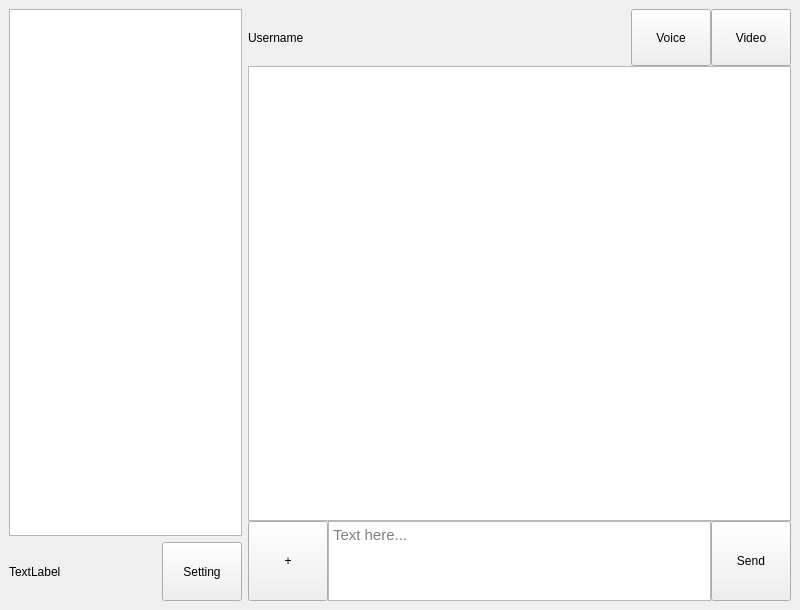
The window that UI/home.ui (jack41402/Networking-Final) describes before a commit, drawn with Qt 5.
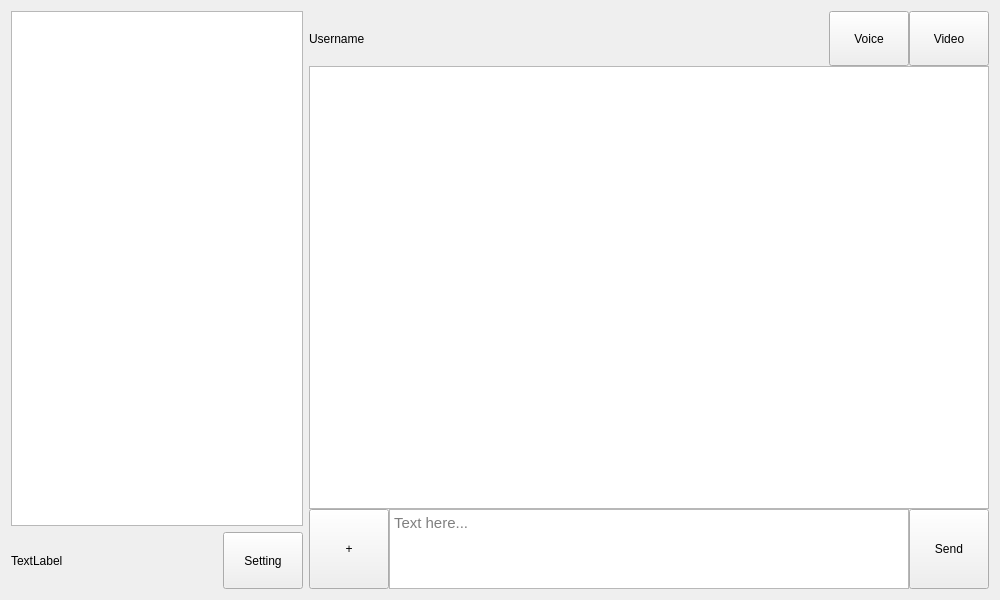
The same window after the commit.

```diff
--- a/UI/home.ui
+++ b/UI/home.ui
@@ -1,20 +1,19 @@
 <?xml version="1.0" encoding="UTF-8"?>
 <ui version="4.0">
- <class>MainWindow</class>
- <widget class="QMainWindow" name="MainWindow">
+ <class>Chat</class>
+ <widget class="QWidget" name="Chat">
   <property name="geometry">
    <rect>
     <x>0</x>
     <y>0</y>
-    <width>800</width>
-    <height>610</height>
+    <width>1000</width>
+    <height>600</height>
    </rect>
   </property>
   <property name="windowTitle">
    <string>Chat</string>
   </property>
-  <widget class="QWidget" name="centralwidget">
-   <layout class="QHBoxLayout" name="horizontalLayout_8" stretch="3,7">
+  <layout class="QHBoxLayout" name="horizontalLayout" stretch="3,7">
     <item>
      <layout class="QVBoxLayout" name="verticalLayout" stretch="9,1">
       <item>
@@ -242,12 +241,6 @@
      </layout>
     </item>
    </layout>
-  </widget>
-  <action name="actionLog_out">
-   <property name="text">
-    <string>Log out</string>
-   </property>
-  </action>
  </widget>
  <resources/>
  <connections/>
```
Lines whose indentation alone changed are shown as unchanged.
